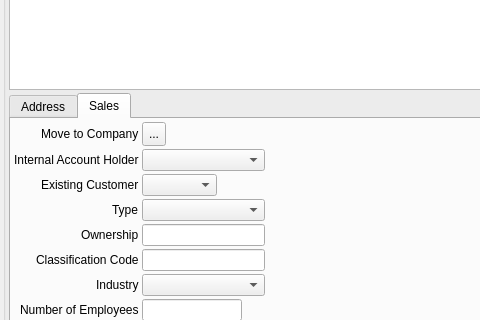
Qt form crm/src/gui/crm_customerwidget.ui (hermixy/biluna) before a commit; both pictures show x 0 to 480 and y 105 to 425 of the 600 by 550 pixel window.
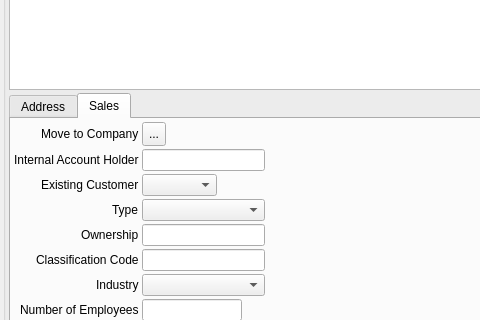
The same form after that commit. The open tabs and pages were chosen to show the change. Icons and pictures are not drawn. Custom widgets are drawn as their Qt base class.

What changed in the file:
```diff
--- a/crm/src/gui/crm_customerwidget.ui
+++ b/crm/src/gui/crm_customerwidget.ui
@@ -948,9 +948,6 @@
               </property>
              </widget>
             </item>
-            <item row="1" column="1">
-             <widget class="QComboBox" name="cbInternalAccountHolder"/>
-            </item>
             <item row="3" column="0">
              <widget class="QLabel" name="label">
               <property name="text">
@@ -1114,6 +1111,9 @@
               </property>
              </widget>
             </item>
+            <item row="1" column="1">
+             <widget class="RB_IdxLineEdit" name="ileInternalAccountHolder"/>
+            </item>
            </layout>
           </item>
           <item row="0" column="1">
```
Left out of the diff: 2 changed lines with no effect on the pictures.
